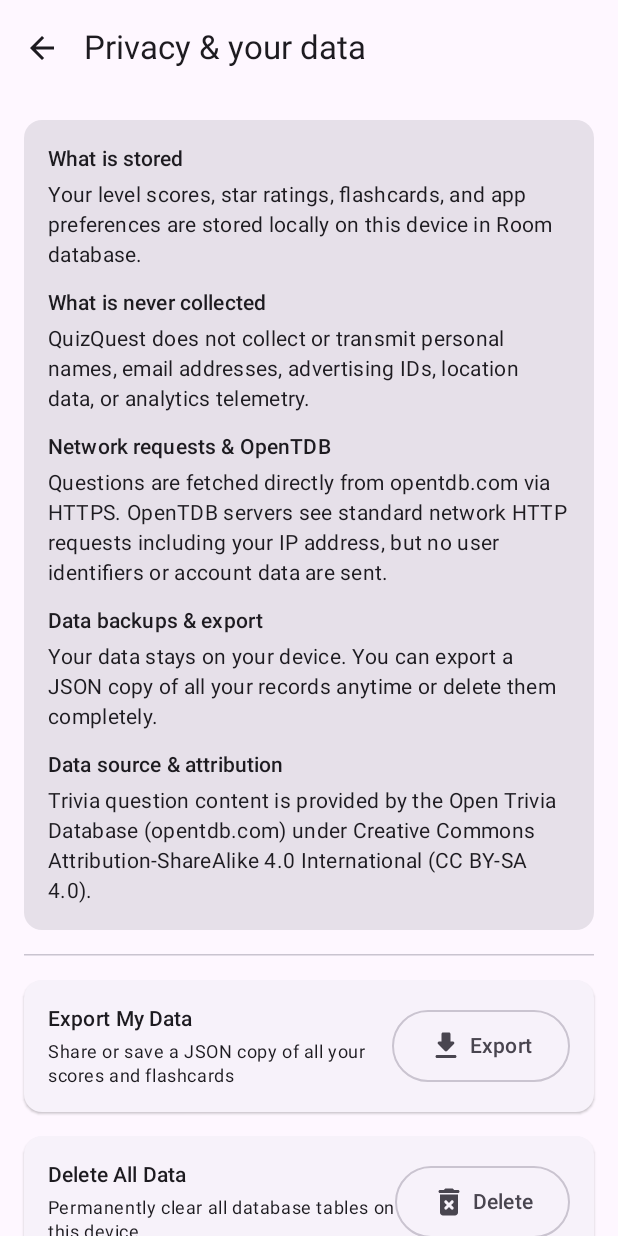
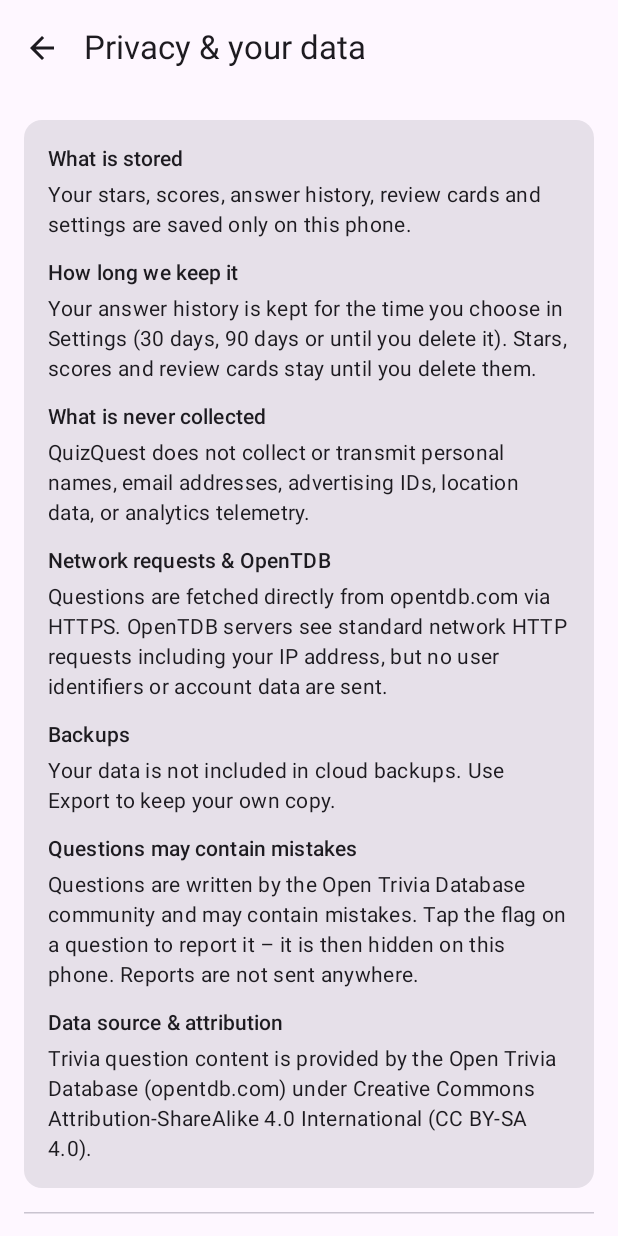
Before and after one commit to SinBob12345/Pan_Yibo_Quiz_Quest, an Android app built with Jetpack Compose: the PrivacyScreen screen opened through its navigation route, on a phone screen of 412 x 824 dp. Run offline under Robolectric (Android 15) with nearby library versions, the phone set to English and light mode, and no system bars; our stand-ins replace Room's generated code; libraries missing offline, so code that uses them is left out: com.jakewharton.retrofit2.

Commit message:
fix(privacy): plain-language notice and clear delete dialog
- All Privacy texts moved to strings.xml
- "Keep my data" / "Delete everything" with equal weight
- New sections: how long data is kept; questions may contain mistakes

```diff
--- a/app/src/main/java/com/yibopan/quizquest/views/PrivacyScreen.kt
+++ b/app/src/main/java/com/yibopan/quizquest/views/PrivacyScreen.kt
@@ -100,9 +100,9 @@ fun PrivacyScreenContent(
     }
 
     val message = uiState.message
-    val exportReadyMsg = "Data export generated"
-    val deletedMsg = "All data deleted successfully"
-    val failedMsg = "Action failed"
+    val exportReadyMsg = stringResource(R.string.privacy_snackbar_export_ready)
+    val deletedMsg = stringResource(R.string.privacy_snackbar_deleted)
+    val failedMsg = stringResource(R.string.privacy_snackbar_failed)
 
     LaunchedEffect(message) {
         if (message != null) {
@@ -120,8 +120,8 @@ fun PrivacyScreenContent(
     if (uiState.showDeleteConfirmation) {
         AlertDialog(
             onDismissRequest = onDismissDeleteClicked,
-            title = { Text(text = "Delete all my data?", modifier = Modifier.semantics { heading() }) },
-            text = { Text(text = "This will permanently delete all your level scores, review flashcards, and settings from this device. This action cannot be undone.") },
+            title = { Text(text = stringResource(R.string.privacy_delete_dialog_title), modifier = Modifier.semantics { heading() }) },
+            text = { Text(text = stringResource(R.string.privacy_delete_dialog_text)) },
             confirmButton = {
                 Row(
                     modifier = Modifier.fillMaxWidth(),
@@ -133,7 +133,7 @@ fun PrivacyScreenContent(
                             .weight(1f)
                             .defaultMinSize(minHeight = 48.dp),
                     ) {
-                        Text(text = stringResource(R.string.quiz_leave_dialog_dismiss))
+                        Text(text = stringResource(R.string.privacy_delete_keep))
                     }
                     OutlinedButton(
                         onClick = onConfirmDeleteClicked,
@@ -141,7 +141,7 @@ fun PrivacyScreenContent(
                             .weight(1f)
                             .defaultMinSize(minHeight = 48.dp),
                     ) {
-                        Text(text = "Delete")
+                        Text(text = stringResource(R.string.privacy_delete_confirm))
                     }
                 }
             },
@@ -178,6 +178,10 @@ fun PrivacyScreenContent(
                                 desc = stringResource(R.string.privacy_what_is_stored_desc),
                             )
                             PrivacySection(
+                                title = stringResource(R.string.privacy_retention_title),
+                                desc = stringResource(R.string.privacy_retention_desc),
+                            )
+                            PrivacySection(
                                 title = stringResource(R.string.privacy_never_collected_title),
                                 desc = stringResource(R.string.privacy_never_collected_desc),
                             )
@@ -188,6 +192,10 @@ fun PrivacyScreenContent(
                             PrivacySection(
                                 title = stringResource(R.string.privacy_backups_title),
                                 desc = stringResource(R.string.privacy_backups_desc),
+                            )
+                            PrivacySection(
+                                title = stringResource(R.string.privacy_mistakes_title),
+                                desc = stringResource(R.string.privacy_mistakes_desc),
                             )
                             PrivacySection(
                                 title = stringResource(R.string.privacy_attribution_title),
@@ -213,8 +221,8 @@ fun PrivacyScreenContent(
                                 modifier = Modifier.weight(1f),
                                 verticalArrangement = Arrangement.spacedBy(4.dp),
                             ) {
-                                Text(text = "Export My Data", style = MaterialTheme.typography.titleSmall)
-                                Text(text = "Share or save a JSON copy of all your scores and flashcards", style = MaterialTheme.typography.bodySmall)
+                                Text(text = stringResource(R.string.privacy_export_title), style = MaterialTheme.typography.titleSmall)
+                                Text(text = stringResource(R.string.privacy_export_desc), style = MaterialTheme.typography.bodySmall)
                             }
                             OutlinedButton(
                                 onClick = onExportClicked,
@@ -222,7 +230,7 @@ fun PrivacyScreenContent(
                                 modifier = Modifier.defaultMinSize(minHeight = 48.dp),
                             ) {
                                 Icon(imageVector = Icons.Rounded.Download, contentDescription = null)
-                                Text(text = "Export", modifier = Modifier.padding(start = 4.dp))
+                                Text(text = stringResource(R.string.privacy_export_button), modifier = Modifier.padding(start = 4.dp))
                             }
                         }
                     }
@@ -242,8 +250,8 @@ fun PrivacyScreenContent(
                                 modifier = Modifier.weight(1f),
                                 verticalArrangement = Arrangement.spacedBy(4.dp),
                             ) {
-                                Text(text = "Delete All Data", style = MaterialTheme.typography.titleSmall)
-                                Text(text = "Permanently clear all database tables on this device", style = MaterialTheme.typography.bodySmall)
+                                Text(text = stringResource(R.string.privacy_delete_title), style = MaterialTheme.typography.titleSmall)
+                                Text(text = stringResource(R.string.privacy_delete_desc), style = MaterialTheme.typography.bodySmall)
                             }
                             OutlinedButton(
                                 onClick = onRequestDeleteClicked,
@@ -251,7 +259,7 @@ fun PrivacyScreenContent(
                                 modifier = Modifier.defaultMinSize(minHeight = 48.dp),
                             ) {
                                 Icon(imageVector = Icons.Rounded.DeleteForever, contentDescription = null)
-                                Text(text = "Delete", modifier = Modifier.padding(start = 4.dp))
+                                Text(text = stringResource(R.string.privacy_delete_button), modifier = Modifier.padding(start = 4.dp))
                             }
                         }
                     }
--- a/app/src/main/res/values/strings.xml
+++ b/app/src/main/res/values/strings.xml
@@ -133,16 +133,36 @@
 
     <!-- Plain-language Privacy & Data Safety -->
     <string name="privacy_what_is_stored_title">What is stored</string>
-    <string name="privacy_what_is_stored_desc">Your level scores, star ratings, flashcards, and app preferences are stored locally on this device in Room database.</string>
+    <string name="privacy_what_is_stored_desc">Your stars, scores, answer history, review cards and settings are saved only on this phone.</string>
+    <string name="privacy_retention_title">How long we keep it</string>
+    <string name="privacy_retention_desc">Your answer history is kept for the time you choose in Settings (30 days, 90 days or until you delete it). Stars, scores and review cards stay until you delete them.</string>
     <string name="privacy_never_collected_title">What is never collected</string>
     <string name="privacy_never_collected_desc">QuizQuest does not collect or transmit personal names, email addresses, advertising IDs, location data, or analytics telemetry.</string>
     <string name="privacy_opentdb_title">Network requests &amp; OpenTDB</string>
     <string name="privacy_opentdb_desc">Questions are fetched directly from opentdb.com via HTTPS. OpenTDB servers see standard network HTTP requests including your IP address, but no user identifiers or account data are sent.</string>
-    <string name="privacy_backups_title">Data backups &amp; export</string>
-    <string name="privacy_backups_desc">Your data stays on your device. You can export a JSON copy of all your records anytime or delete them completely.</string>
+    <string name="privacy_backups_title">Backups</string>
+    <string name="privacy_backups_desc">Your data is not included in cloud backups. Use Export to keep your own copy.</string>
+    <string name="privacy_mistakes_title">Questions may contain mistakes</string>
+    <string name="privacy_mistakes_desc">Questions are written by the Open Trivia Database community and may contain mistakes. Tap the flag on a question to report it – it is then hidden on this phone. Reports are not sent anywhere.</string>
     <string name="privacy_attribution_title">Data source &amp; attribution</string>
     <string name="privacy_attribution_desc">Trivia question content is provided by the Open Trivia Database (opentdb.com) under Creative Commons Attribution-ShareAlike 4.0 International (CC BY-SA 4.0).</string>
     <string name="privacy_feedback_title">Feedback &amp; Support</string>
     <string name="privacy_feedback_desc">Have questions or suggestions? Send feedback directly to the developers.</string>
     <string name="privacy_send_feedback">Send feedback</string>
+
+    <string name="privacy_export_title">Export My Data</string>
+    <string name="privacy_export_desc">Share or save a JSON copy of all your scores and flashcards</string>
+    <string name="privacy_export_button">Export</string>
+    <string name="privacy_delete_title">Delete All Data</string>
+    <string name="privacy_delete_desc">Remove everything QuizQuest has saved on this phone.</string>
+    <string name="privacy_delete_button">Delete</string>
+
+    <string name="privacy_delete_dialog_title">Delete all my data?</string>
+    <string name="privacy_delete_dialog_text">This deletes your stars and scores, answer history, review cards, settings, reported questions and downloaded questions from this phone. It cannot be undone. Tip: use Export first to keep a copy.</string>
+    <string name="privacy_delete_keep">Keep my data</string>
+    <string name="privacy_delete_confirm">Delete everything</string>
+
+    <string name="privacy_snackbar_export_ready">Data export generated</string>
+    <string name="privacy_snackbar_deleted">All data deleted successfully</string>
+    <string name="privacy_snackbar_failed">Action failed</string>
 </resources>
```
Also changed, not shown: 1 other file.
